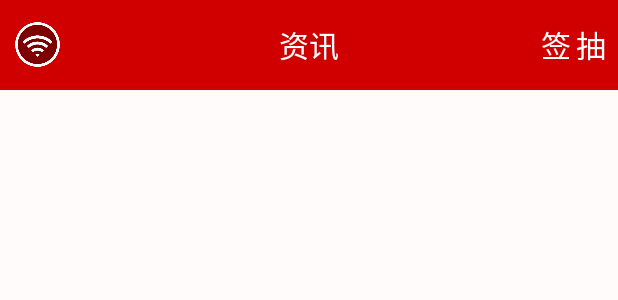
After one commit to dearlhd/GaotieWifi, an Android app: the layout fragment_news.xml on its own in the app's theme, with its tools: preview values and no code run, on a phone screen of 412 x 824 dp. The commit adds this screen. Shown: the top 300 px of the screen. Run offline under Robolectric (Android 15) with nearby library versions, the phone set to English and light mode, and no system bars.

Commit message:
添加资讯fragment

```diff
--- a/app/src/main/res/layout/activity_home_page.xml
+++ b/app/src/main/res/layout/activity_home_page.xml
@@ -2,7 +2,7 @@
 <RelativeLayout xmlns:android="http://schemas.android.com/apk/res/android"
     android:layout_width="match_parent"
     android:layout_height="match_parent"
-    android:background="#FFFFFF"
+    android:background="@color/colorLightGreyBg"
     android:orientation="vertical">
 
     <LinearLayout
@@ -133,7 +133,7 @@
         android:layout_width="match_parent"
         android:layout_height="match_parent"
         android:layout_above="@id/ll_menu_tab"
-        android:background="@color/colorWhite">
+        android:background="@color/colorLightGreyBg">
 
     </FrameLayout>
 
--- /dev/null
+++ b/app/src/main/res/layout/fragment_news.xml
@@ -0,0 +1,58 @@
+<?xml version="1.0" encoding="utf-8"?>
+<LinearLayout xmlns:android="http://schemas.android.com/apk/res/android"
+    android:layout_width="match_parent"
+    android:layout_height="match_parent"
+    android:background="@color/colorLightGreyBg"
+    android:orientation="vertical">
+
+    <RelativeLayout
+        android:layout_width="match_parent"
+        android:layout_height="60dp"
+        android:background="@color/colorRed"
+        >
+
+        <ImageView
+            android:layout_width="30dp"
+            android:layout_height="30dp"
+            android:layout_marginLeft="10dp"
+            android:layout_centerVertical="true"
+            android:src="@drawable/ic_wifi_white"
+            />
+
+        <TextView
+            android:layout_width="wrap_content"
+            android:layout_height="wrap_content"
+            android:layout_centerInParent="true"
+            android:text="资讯"
+            android:textSize="20sp"
+            android:textColor="@color/colorWhite"
+            />
+
+        <TextView
+            android:id="@+id/tv_choujiang"
+            android:layout_width="wrap_content"
+            android:layout_height="wrap_content"
+            android:layout_centerVertical="true"
+            android:layout_alignParentRight="true"
+            android:layout_marginRight="8dp"
+            android:text="抽"
+            android:textSize="20sp"
+            android:textColor="@color/colorWhite"
+            />
+
+        <TextView
+            android:layout_width="wrap_content"
+            android:layout_height="wrap_content"
+            android:layout_centerVertical="true"
+            android:layout_toLeftOf="@id/tv_choujiang"
+            android:layout_marginRight="3dp"
+            android:text="签"
+            android:textSize="20sp"
+            android:textColor="@color/colorWhite"
+            />
+
+    </RelativeLayout>
+
+
+
+</LinearLayout>
```
Also changed, not shown: app/src/main/java/com/dearlhd/crhwifi/UI/activity/HomePageActivity.java (+12 -0 lines), app/src/main/java/com/dearlhd/crhwifi/UI/fragment/NewsFragment.java (added, +37 -0 lines), app/src/main/res/layout/fragment_connect.xml (+16 -0 lines), app/src/main/res/drawable/ic_wifi_white.png (added).
